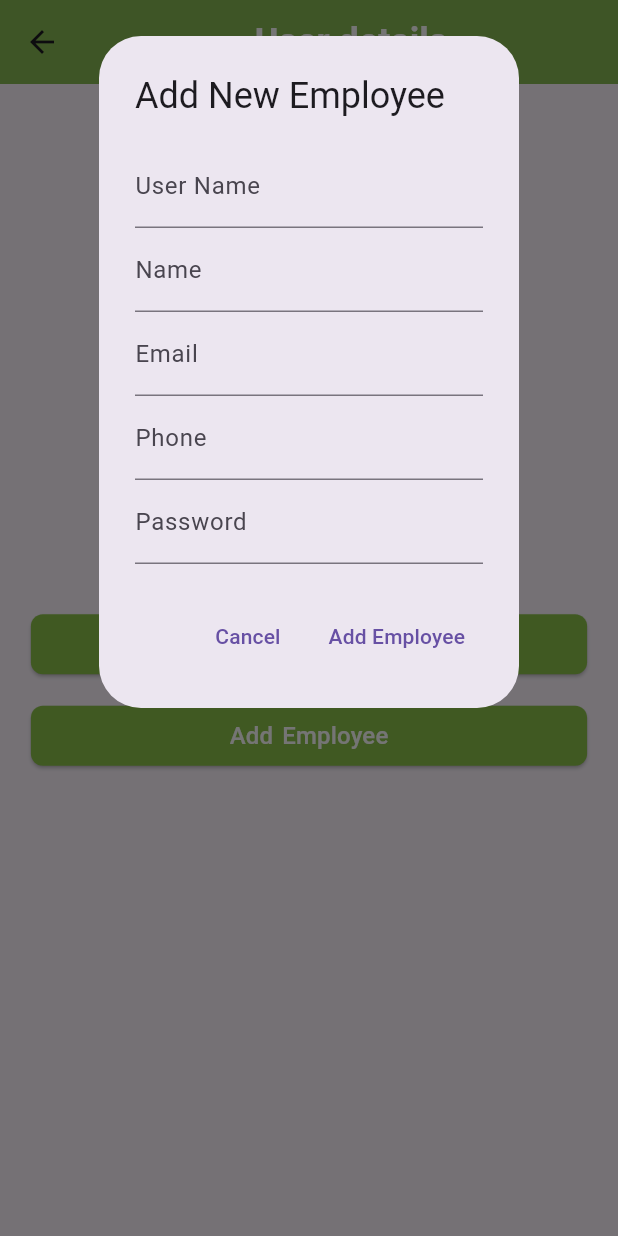
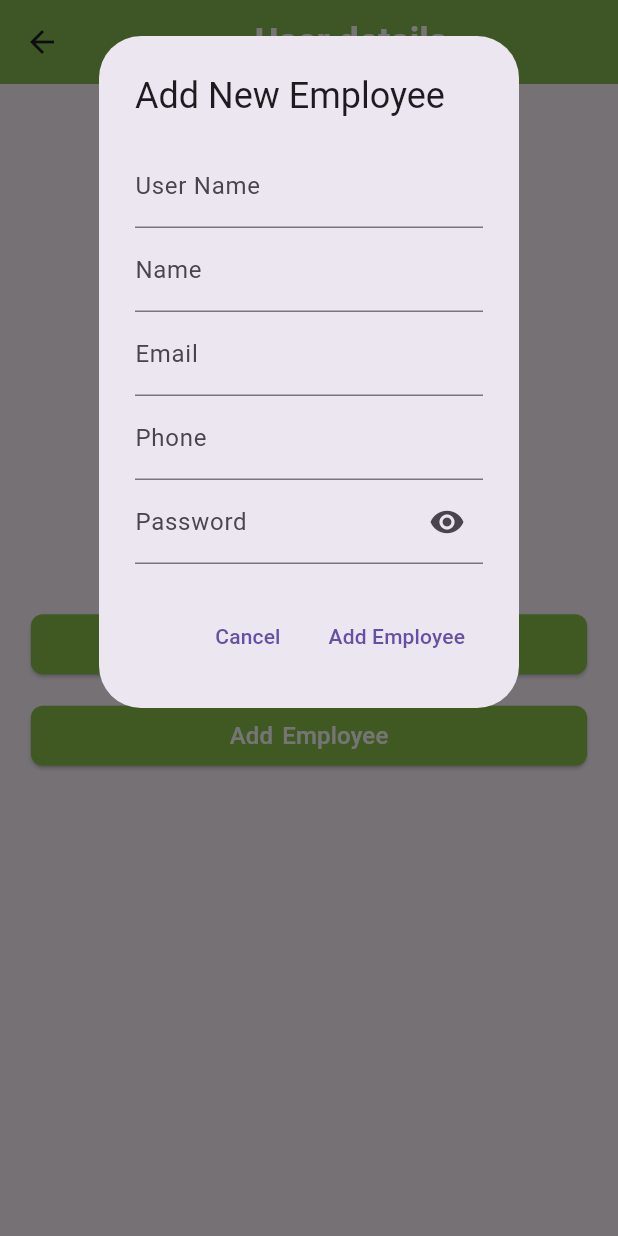
Before and after one commit to Yash-Gupta001/floorimplement, a Flutter app: the Home screen opened by its route, after a tap on "Add Employee", on a phone screen of 412 x 824 dp. Run offline on Flutter 3.47's test engine with Material 3 defaults, Android fonts, the light colour scheme and no system bars; our stand-ins replace double_back_to_close_app, floor, flutter_slidable, get, sqflite; accounts and stored records are empty; generated files the repository leaves out were written again.

Commit message:
employee id autogenerate fixed

```diff
--- a/flutterfloor/lib/controller/insertcontroller.dart
+++ b/flutterfloor/lib/controller/insertcontroller.dart
@@ -2,6 +2,7 @@ import 'package:flutter/material.dart';
 import 'package:flutterfloor/dao/underemployeedao.dart';
 import 'package:flutterfloor/database/app_database.dart';
 import 'package:flutterfloor/entity/underemployee_entity.dart';
+import 'package:flutterfloor/ui_component/passwordfield.dart';
 import 'package:get/get.dart';
 
 class Insertcontroller extends GetxController {
@@ -78,14 +79,18 @@ class Insertcontroller extends GetxController {
                   controller: emailController,
                   decoration: InputDecoration(labelText: 'Email'),
                 ),
+
                 TextField(
                   controller: phoneController,
                   decoration: InputDecoration(labelText: 'Phone'),
+                  keyboardType: TextInputType.phone,
                 ),
-                TextField(
-                  controller: passwordController,
-                  decoration: InputDecoration(labelText: 'Password'),
+
+                PasswordField(
+                  passwordController: passwordController,
                 ),
+
+
               ],
             ),
             actions: <Widget>[
--- a/flutterfloor/lib/controller/registercontroller.dart
+++ b/flutterfloor/lib/controller/registercontroller.dart
@@ -18,6 +18,8 @@ class Registercontroller {
   var isPhoneValid = true.obs;
   var isUidValid = true.obs;
   var isPasswordValid = true.obs;
+
+  // RxBool for password visibility
   var isPasswordVisible = false.obs; // Initially password is hidden
 
 
@@ -51,7 +53,6 @@ class Registercontroller {
         phone: phone.value,
         password: password.value,
         uid: uid.value,
-        id: 0,
       );
 
       final dao = database.employeeDao;
--- a/flutterfloor/lib/entity/employee_entity.dart
+++ b/flutterfloor/lib/entity/employee_entity.dart
@@ -3,7 +3,7 @@ import 'package:floor/floor.dart';
 @Entity(tableName: 'employee_entity')
 class EmployeeEntity {
   @PrimaryKey(autoGenerate: true)
-  int id;
+  int? id;
 
   final String name;
   final String email;
@@ -13,7 +13,7 @@ class EmployeeEntity {
 
   // constructor without `id` it will be auto-generated
   EmployeeEntity({
-    required this.id,
+    this.id,
     required this.name,
     required this.email,
     required this.phone,
--- a/flutterfloor/lib/pages/Home.dart
+++ b/flutterfloor/lib/pages/Home.dart
@@ -7,6 +7,7 @@ import 'package:flutterfloor/pages/showallemployee.dart';
 import 'package:flutterfloor/ui_component/appbar.dart';
 import 'package:flutterfloor/ui_component/button.dart';
 import 'package:get/get.dart';
+import 'package:double_back_to_close_app/double_back_to_close_app.dart';
 
 class Home extends StatelessWidget {
   final Insertcontroller controller =
@@ -28,7 +29,11 @@ class Home extends StatelessWidget {
       appBar: CustomAppbar(title: 'User details', leading: false),
 
 
-      body: Padding(
+      body: DoubleBackToCloseApp(
+        snackBar: const SnackBar(
+          content: Text('pres again to exit'),
+        ),
+        child: Padding(
           padding: const EdgeInsets.all(16.0),
           child: Column(
             mainAxisAlignment: MainAxisAlignment.center,
@@ -75,9 +80,8 @@ class Home extends StatelessWidget {
               SizedBox(height: 10),
 
               // go to show all employee page
-
               CustomButton(
-              text: 'Get Employee Details',
+                text: 'Get Team Details',
                 onPressed: () {
                   Get.to(Showallemployee());
                 },
@@ -97,6 +101,7 @@ class Home extends StatelessWidget {
             ],
           ),
         ),
+      ),
     );
   }
 }
--- a/flutterfloor/lib/pages/Register.dart
+++ b/flutterfloor/lib/pages/Register.dart
@@ -44,7 +44,8 @@ class Register extends StatelessWidget {
                 label: "Phone",
                 controller: controller.phone,
                 isValid: controller.isPhoneValid,
-                keyboardType: TextInputType.phone, // This ensures numeric keyboard appears
+                keyboardType: TextInputType
+                    .phone, // This ensures numeric keyboard appears
                 onChanged: (text) {
                   controller.phone.value = text;
                 },
@@ -65,7 +66,8 @@ class Register extends StatelessWidget {
                 label: "Password",
                 controller: controller.password,
                 isValid: controller.isPasswordValid,
-                obscureText: !controller.isPasswordVisible.value, // Use RxBool for visibility
+                obscureText: !controller.isPasswordVisible
+                    .value, // Correct way to access the RxBool
                 onChanged: (text) {
                   controller.password.value = text;
                 },
@@ -77,6 +79,7 @@ class Register extends StatelessWidget {
                     color: Colors.grey,
                   ),
                   onPressed: () {
+                    // Toggle the visibility of the password when the icon is pressed
                     controller.isPasswordVisible.value =
                         !controller.isPasswordVisible.value;
                   },
@@ -94,7 +97,8 @@ class Register extends StatelessWidget {
                     await controller.registerEmployee();
                     Get.snackbar('Success', 'Employee Registered');
                   } else {
-                    Get.snackbar('Validation Error', 'Please fill all fields correctly');
+                    Get.snackbar(
+                        'Validation Error', 'Please fill all fields correctly');
                   }
                 },
               ),
@@ -111,7 +115,8 @@ class Register extends StatelessWidget {
     required RxBool isValid,
     bool obscureText = false,
     required ValueChanged<String> onChanged,
-    TextInputType keyboardType = TextInputType.text, // Default to normal keyboard
+    TextInputType keyboardType =
+        TextInputType.text, // Default to normal keyboard
     Widget? suffixIcon, // Suffix icon to add something like an eye icon
   }) {
     return Obx(() {
--- a/flutterfloor/lib/pages/showallemployee.dart
+++ b/flutterfloor/lib/pages/showallemployee.dart
@@ -74,7 +74,6 @@ class ShowallemployeeState extends State<Showallemployee> {
                               title: Text(employee.name),
                               subtitle: Text(
                                   'Employee Email: ${employee.email}\n'
-                                  'Employee ID: ${employee.id}\n'
                                   'Employee User Name: ${employee.uid}\n'
                                   'Employee Phone number: ${employee.phone}'),
                             ),
--- /dev/null
+++ b/flutterfloor/lib/ui_component/passwordfield.dart
@@ -0,0 +1,37 @@
+import 'package:flutter/material.dart';
+
+class PasswordField extends StatefulWidget {
+  final TextEditingController passwordController;
+
+  PasswordField({required this.passwordController});
+
+  @override
+  PasswordFieldState createState() => PasswordFieldState();
+}
+
+class PasswordFieldState extends State<PasswordField> {
+  bool _isObscured = true;
+
+  void _togglePasswordVisibility() {
+    setState(() {
+      _isObscured = !_isObscured;
+    });
+  }
+
+  @override
+  Widget build(BuildContext context) {
+    return TextField(
+      controller: widget.passwordController,
+      obscureText: _isObscured,
+      decoration: InputDecoration(
+        labelText: 'Password',
+        suffixIcon: IconButton(
+          icon: Icon(
+            _isObscured ? Icons.visibility : Icons.visibility_off,
+          ),
+          onPressed: _togglePasswordVisibility,
+        ),
+      ),
+    );
+  }
+}
```
Lines whose indentation alone changed are shown as unchanged.
